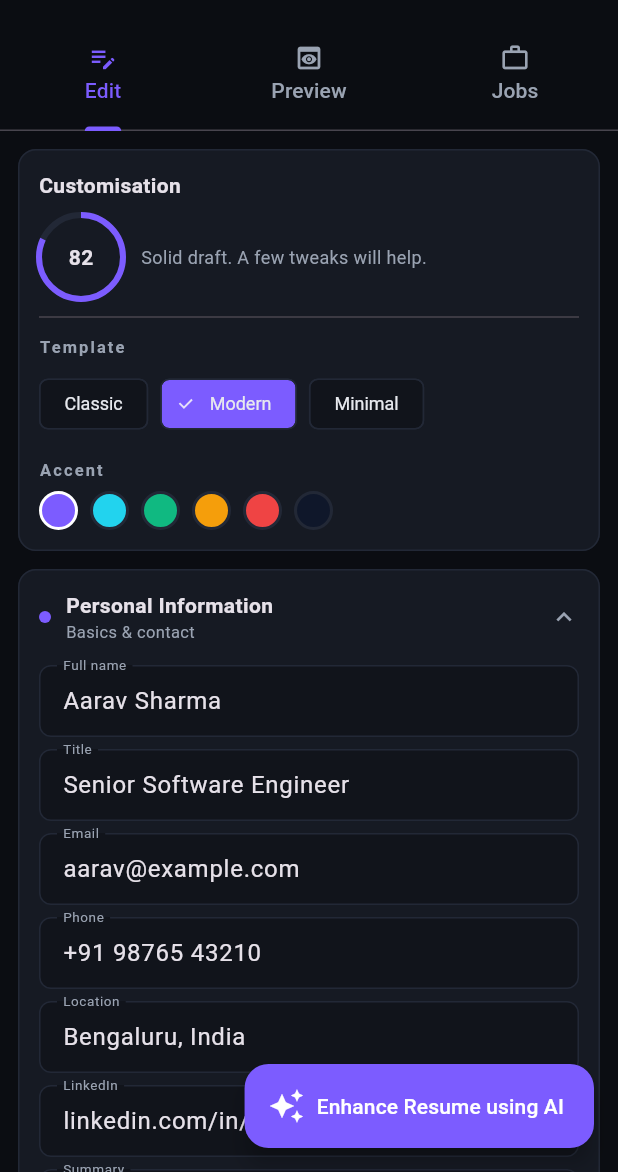
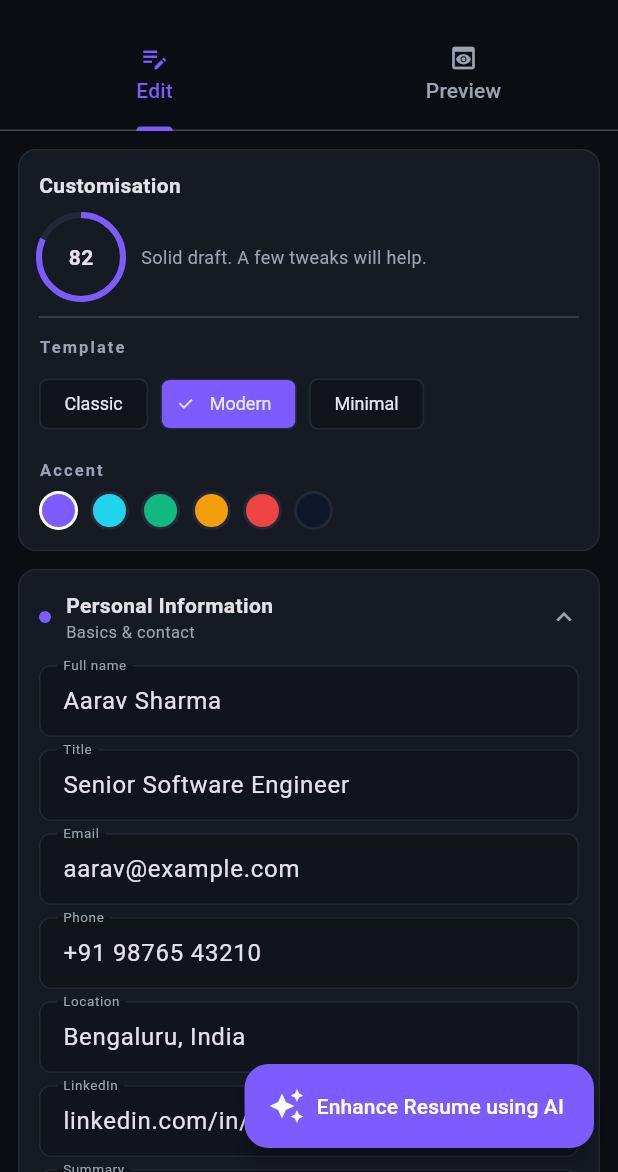
Before and after one commit to Neelam735/airesumebuilder, a Flutter app: the screen it shows after launch, on a phone screen of 412 x 824 dp, the part 64-1236 px from its top. Run offline on Flutter 3.47's test engine with Material 3 defaults, Android fonts, the phone set to English and light mode, and no system bars; our stand-ins replace file_picker, in_app_purchase, pdf, printing, shared_preferences; missing offline and left inert: syncfusion_flutter_pdf.

Commit message:
fix: 4 Flutter app issues — blue header, download overlap, jobs, debug pay
1. Blue color on name/email/phone:
   Changed modernBlocks header background from accent-tinted
   PdfColor(accent.r, accent.g, accent.b, 0.04) to PdfColors.grey100
   so the name/contact area is a clean neutral gray.

2. Download button hidden behind Enhance FAB:
   FAB now renders only when the Edit tab is active (ListenableBuilder
   wrapping Scaffold checks _tabs.index == 0). On the Preview tab the FAB
   is null, so the _DownloadBar at the bottom is fully visible.

3. Remove Jobs tab:
   TabController length reduced from 3 → 2. Jobs Tab, TabBarView child,
   and JobsPanel import all removed. AppBar subtitle stays unchanged.

4. Debug/test mode free download:
   _download() now checks kDebugMode — if true, mustPay is forced false
   and the payment dialog is skipped. _DownloadBar also treats debug mode
   as paid=true and shows a "Debug mode — payment skipped" label instead
   of the payment prompt.

https://claude.ai/code/session_01SXBoJhWT4KymjnL2Dnx5S9

```diff
--- a/mobile/lib/pdf/templates.dart
+++ b/mobile/lib/pdf/templates.dart
@@ -348,10 +348,10 @@ pw.Widget _modern(ResumeData r, PdfColor accent) {
 }
 
 List<pw.Widget> _modernBlocks(ResumeData r, PdfColor accent) {
-  final tint = PdfColor(accent.red, accent.green, accent.blue, 0.04);
+  const headerBg = PdfColors.grey100;
   final sections = <pw.Widget>[
     pw.Container(
-      color: tint,
+      color: headerBg,
       padding: const pw.EdgeInsets.fromLTRB(28, 24, 28, 18),
       child: pw.Column(
         crossAxisAlignment: pw.CrossAxisAlignment.start,
--- a/mobile/lib/screens/builder_screen.dart
+++ b/mobile/lib/screens/builder_screen.dart
@@ -1,3 +1,4 @@
+import 'package:flutter/foundation.dart';
 import 'package:flutter/material.dart';
 import 'package:provider/provider.dart';
 
@@ -8,7 +9,6 @@ import '../state/resume_provider.dart';
 import '../theme.dart';
 import '../widgets/enhance_dialog.dart';
 import '../widgets/forms.dart';
-import '../widgets/jobs_panel.dart';
 import '../widgets/payment_dialog.dart';
 import '../widgets/preview_widget.dart';
 
@@ -29,11 +29,9 @@ class _BuilderScreenState extends State<BuilderScreen>
   @override
   void initState() {
     super.initState();
-    _tabs = TabController(length: 3, vsync: this);
+    _tabs = TabController(length: 2, vsync: this);
     _api = ResumeApi();
     _billing = BillingService(_api);
-    // Best-effort load of the in-app product so the price renders in the
-    // payment dialog. Silent if Play Services isn't available (emulator).
     _billing.load();
   }
 
@@ -44,12 +42,11 @@ class _BuilderScreenState extends State<BuilderScreen>
     super.dispose();
   }
 
-  /// Entry point for every "Download" tap in the app. Routes through the
-  /// Google Play paywall if the resume has been AI-enhanced and not paid
-  /// for yet. Otherwise the system Share/Save sheet opens directly.
   Future<void> _download() async {
     final provider = context.read<ResumeProvider>();
-    final mustPay = provider.aiEnhanced && !provider.hasPaidForAi;
+
+    // In debug/test mode, skip payment entirely.
+    final mustPay = !kDebugMode && provider.aiEnhanced && !provider.hasPaidForAi;
 
     if (mustPay) {
       final paid = await showDialog<bool>(
@@ -108,6 +105,13 @@ class _BuilderScreenState extends State<BuilderScreen>
   @override
   Widget build(BuildContext context) {
     final provider = context.watch<ResumeProvider>();
+    // Show FAB only on Edit tab so it never overlaps the download bar.
+    final onEditTab = _tabs.index == 0;
+
+    return ListenableBuilder(
+      listenable: _tabs,
+      builder: (context, _) {
+        final isEditTab = _tabs.index == 0;
         return Scaffold(
           appBar: AppBar(
             title: Row(children: [
@@ -130,9 +134,11 @@ class _BuilderScreenState extends State<BuilderScreen>
                 mainAxisSize: MainAxisSize.min,
                 children: [
                   Text('Resume Forge AI',
-                  style: TextStyle(fontSize: 14, fontWeight: FontWeight.w600)),
+                      style:
+                          TextStyle(fontSize: 14, fontWeight: FontWeight.w600)),
                   Text('Build · Enhance · Apply',
-                  style: TextStyle(fontSize: 10, color: AppColors.inkMuted)),
+                      style:
+                          TextStyle(fontSize: 10, color: AppColors.inkMuted)),
                 ],
               ),
             ]),
@@ -143,9 +149,7 @@ class _BuilderScreenState extends State<BuilderScreen>
                 onPressed: _confirmReset,
               ),
               IconButton(
-            tooltip: provider.aiEnhanced && !provider.hasPaidForAi
-                ? 'Download (paid for AI version)'
-                : 'Download',
+                tooltip: 'Download PDF',
                 icon: _exporting
                     ? const SizedBox(
                         width: 18,
@@ -165,28 +169,28 @@ class _BuilderScreenState extends State<BuilderScreen>
               tabs: const [
                 Tab(icon: Icon(Icons.edit_note, size: 20), text: 'Edit'),
                 Tab(icon: Icon(Icons.preview, size: 20), text: 'Preview'),
-            Tab(icon: Icon(Icons.work_outline, size: 20), text: 'Jobs'),
               ],
             ),
           ),
-      floatingActionButton: FloatingActionButton.extended(
+          // Show Enhance FAB only on Edit tab so it never covers the download bar.
+          floatingActionButton: isEditTab
+              ? FloatingActionButton.extended(
                   onPressed: _enhance,
                   icon: const Icon(Icons.auto_awesome),
                   label: const Text('Enhance Resume using AI'),
                   backgroundColor: AppColors.brand,
                   foregroundColor: Colors.white,
-      ),
+                )
+              : null,
           body: TabBarView(
             controller: _tabs,
             children: [
               _editTab(),
               _previewTab(provider),
-          SingleChildScrollView(
-            padding: const EdgeInsets.all(12),
-            child: JobsPanel(api: _api),
-          ),
             ],
           ),
+        );
+      },
     );
   }
 
@@ -201,7 +205,7 @@ class _BuilderScreenState extends State<BuilderScreen>
         EducationForm(),
         ProjectsForm(),
         LanguagesForm(),
-        SizedBox(height: 80), // breathing room for FAB
+        SizedBox(height: 80),
       ],
     );
   }
@@ -218,7 +222,7 @@ class _BuilderScreenState extends State<BuilderScreen>
             child: _DownloadBar(
               busy: _exporting,
               aiEnhanced: provider.aiEnhanced,
-              paid: provider.hasPaidForAi,
+              paid: provider.hasPaidForAi || kDebugMode,
               price: _billing.product?.price ?? '₹29',
               onPressed: _exporting ? null : _download,
             ),
@@ -263,7 +267,17 @@ class _DownloadBar extends StatelessWidget {
           mainAxisSize: MainAxisSize.min,
           crossAxisAlignment: CrossAxisAlignment.stretch,
           children: [
-            if (aiEnhanced)
+            if (aiEnhanced && kDebugMode)
+              const Padding(
+                padding: EdgeInsets.only(bottom: 8),
+                child: Row(children: [
+                  Icon(Icons.bug_report, size: 14, color: AppColors.inkMuted),
+                  SizedBox(width: 6),
+                  Text('Debug mode — payment skipped',
+                      style: TextStyle(fontSize: 11, color: AppColors.inkMuted)),
+                ]),
+              )
+            else if (aiEnhanced)
               Padding(
                 padding: const EdgeInsets.only(bottom: 8),
                 child: Row(children: [
```
Lines whose indentation alone changed are shown as unchanged.
